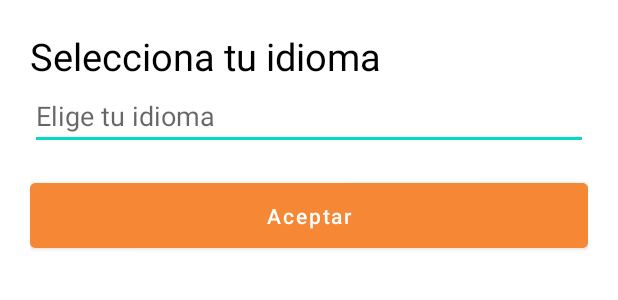
After one commit to Santiago-yamil/Kolibri, an Android app: the layout idioma.xml on its own in the app's theme, with its tools: preview values and no code run, on a phone screen of 412 x 824 dp. The commit adds this screen. Shown: the top 300 px of the screen. Run offline under Robolectric (Android 15) with nearby library versions, the phone set to English and light mode, and no system bars.

Commit message:
agregar idiomas y pagina de cambiar idioma

```diff
--- a/app/build.gradle.kts
+++ b/app/build.gradle.kts
@@ -45,6 +45,7 @@ dependencies {
     implementation(libs.material)
     implementation(libs.androidx.activity)
     implementation(libs.androidx.constraintlayout)
+    implementation(libs.play.services.drive)
     kapt("androidx.room:room-compiler:2.7.1")
 
     implementation("org.jetbrains.kotlinx:kotlinx-coroutines-android:1.7.1")
--- a/app/src/main/java/com/yamil/kolibriidioma/MainActivity.kt
+++ b/app/src/main/java/com/yamil/kolibriidioma/MainActivity.kt
@@ -119,8 +119,8 @@ class MainActivity : ComponentActivity() {
     private fun cargarFrasesIniciales(fraseDao: FraseDao) {
         val frases = listOf(
             Frase(espanol = "Buenos días", nahuatl = "Yatlahkah", ingles = "Good morning"),
-            Frase(espanol = "Buenos tardes", nahuatl = "Yateotlak", ingles = "Good afternoon"),
-            Frase(espanol = "Buenos noches", nahuatl = "Kuali youaltin", ingles = "Good night"),
+            Frase(espanol = "Buenas tardes", nahuatl = "Yateotlak", ingles = "Good afternoon"),
+            Frase(espanol = "Buenas noches", nahuatl = "Kuali youaltin", ingles = "Good night"),
             Frase(espanol = "Cómo estás", nahuatl = "Tlen tichika?", ingles = "How are you?"),
             Frase(espanol = "Gracias", nahuatl = "Tlazohcamati", ingles = "Thank you"),
             Frase(espanol = "Por favor", nahuatl = "Nimitstlatlaz", ingles = "Please"),
--- /dev/null
+++ b/app/src/main/res/layout/idioma.xml
@@ -0,0 +1,35 @@
+<?xml version="1.0" encoding="utf-8"?>
+<LinearLayout xmlns:android="http://schemas.android.com/apk/res/android"
+    android:orientation="vertical"
+    android:padding="20dp"
+    android:layout_width="match_parent"
+    android:layout_height="match_parent">
+
+    <TextView
+        android:layout_width="match_parent"
+        android:layout_height="wrap_content"
+        android:text="Selecciona tu idioma"
+        android:textColor="@color/black"
+        android:textSize="25dp"
+        />
+
+    <AutoCompleteTextView
+        android:id="@+id/autoPais"
+        android:layout_width="match_parent"
+        android:layout_height="wrap_content"
+        android:hint="Elige tu idioma"
+        android:inputType="textCapWords"
+        android:completionThreshold="1" />
+    <Button
+        android:id="@+id/btnAceptar"
+        android:layout_width="match_parent"
+        android:layout_height="wrap_content"
+        android:text="Aceptar"
+        android:textAllCaps="false"
+        android:textColor="@android:color/white"
+        android:backgroundTint="#F58735"
+        android:layout_marginTop="16dp"
+        android:padding="12dp"
+        android:fontFamily="sans-serif-medium" />
+
+</LinearLayout>
--- a/gradle/libs.versions.toml
+++ b/gradle/libs.versions.toml
@@ -12,6 +12,7 @@ constraintlayout = "2.2.1"
 roomCommonJvm = "2.7.1"
 contentpager = "1.0.0"
 roomRuntimeAndroid = "2.7.1"
+playServicesDrive = "17.0.0"
 
 [libraries]
 androidx-core-ktx = { group = "androidx.core", name = "core-ktx", version.ref = "coreKtx" }
@@ -25,6 +26,7 @@ androidx-constraintlayout = { group = "androidx.constraintlayout", name = "const
 androidx-room-common-jvm = { group = "androidx.room", name = "room-common-jvm", version.ref = "roomCommonJvm" }
 androidx-contentpager = { group = "androidx.contentpager", name = "contentpager", version.ref = "contentpager" }
 androidx-room-runtime-android = { group = "androidx.room", name = "room-runtime-android", version.ref = "roomRuntimeAndroid" }
+play-services-drive = { group = "com.google.android.gms", name = "play-services-drive", version.ref = "playServicesDrive" }
 
 [plugins]
 android-application = { id = "com.android.application", version.ref = "agp" }
```
Also changed, not shown: app/src/main/java/com/yamil/kolibriidioma/AccentInsensitiveAdapter.kt (added, +40 -0 lines), app/src/main/java/com/yamil/kolibriidioma/idioma.kt (added, +71 -0 lines), app/src/main/res/values/strings.xml (+11 -1 lines), 1 other file.
